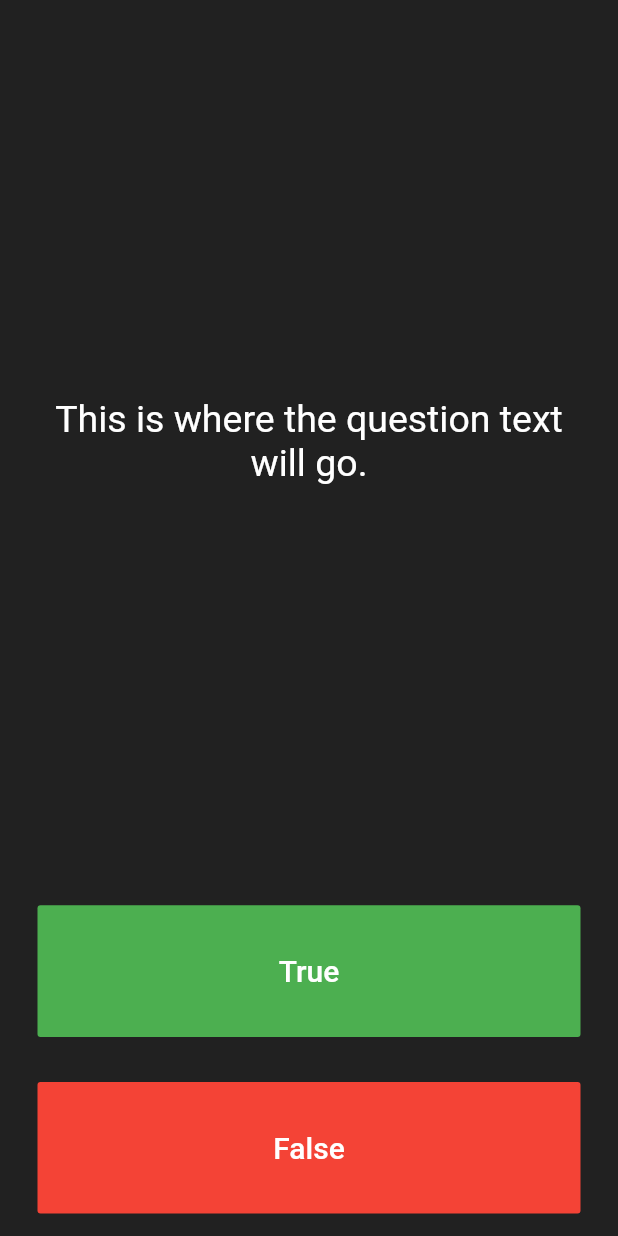
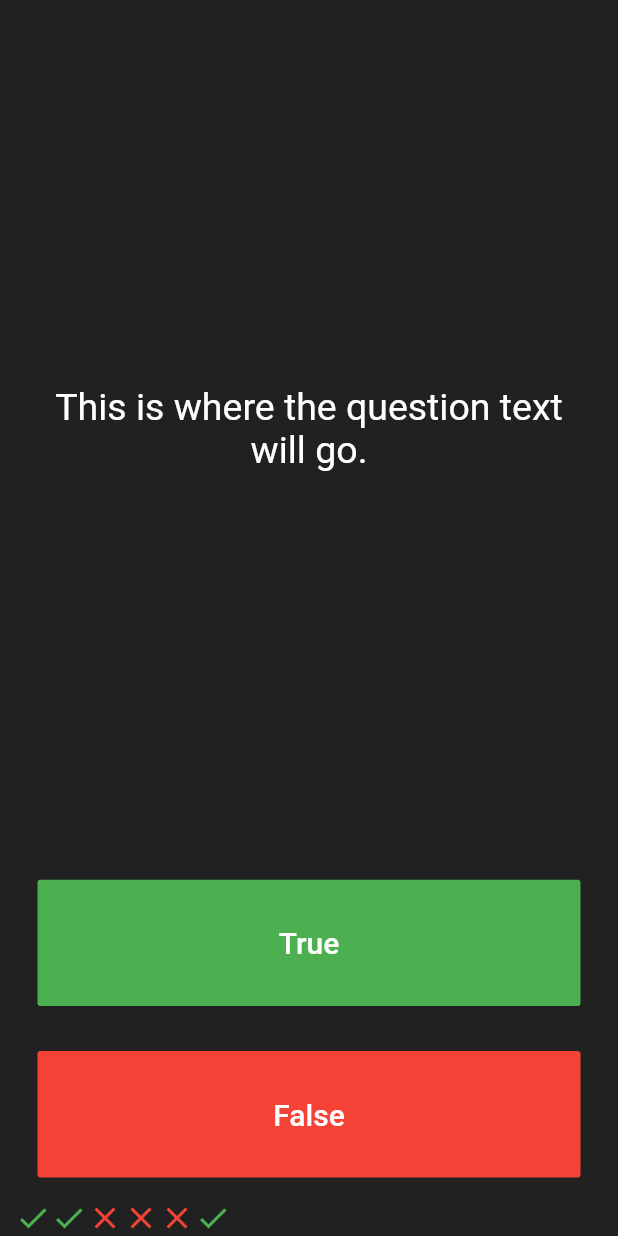
Before and after one commit to Hyeon1445/quizzler-flutter, a Flutter app: the screen it shows after launch, after a tap on "True", on a phone screen of 412 x 824 dp. Run offline on Flutter 3.47's test engine with Material 2 defaults, Android fonts, the phone set to English and light mode, and no system bars.

Commit message:
88. Building a Score Keeper

```diff
--- a/lib/main.dart
+++ b/lib/main.dart
@@ -25,6 +25,29 @@ class QuizPage extends StatefulWidget {
 }
 
 class _QuizPageState extends State<QuizPage> {
+  List<Icon> scoreKeeper = [
+    Icon(
+      Icons.check,
+      color: Colors.green,
+    ),
+    Icon(
+      Icons.check,
+      color: Colors.green,
+    ),
+    Icon(
+      Icons.close,
+      color: Colors.red,
+    ),
+    Icon(
+      Icons.close,
+      color: Colors.red,
+    ),
+    Icon(
+      Icons.close,
+      color: Colors.red,
+    ),
+  ];
+
   @override
   Widget build(BuildContext context) {
     return Column(
@@ -62,6 +85,14 @@ class _QuizPageState extends State<QuizPage> {
               ),
               onPressed: () {
                 //The user picked true.
+                setState(() {
+                  scoreKeeper.add(
+                    Icon(
+                      Icons.check,
+                      color: Colors.green,
+                    ),
+                  );
+                });
               },
             ),
           ),
@@ -84,7 +115,9 @@ class _QuizPageState extends State<QuizPage> {
             ),
           ),
         ),
-        //TODO: Add a Row here as your score keeper
+        Row(
+          children: scoreKeeper,
+        )
       ],
     );
   }
```
